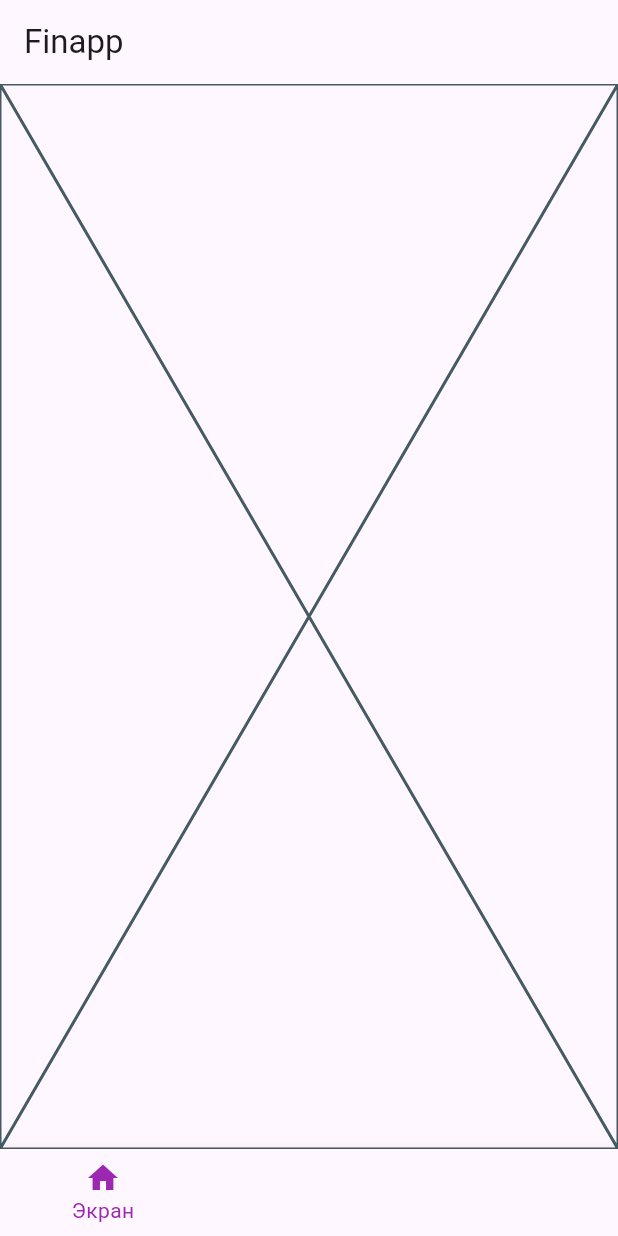
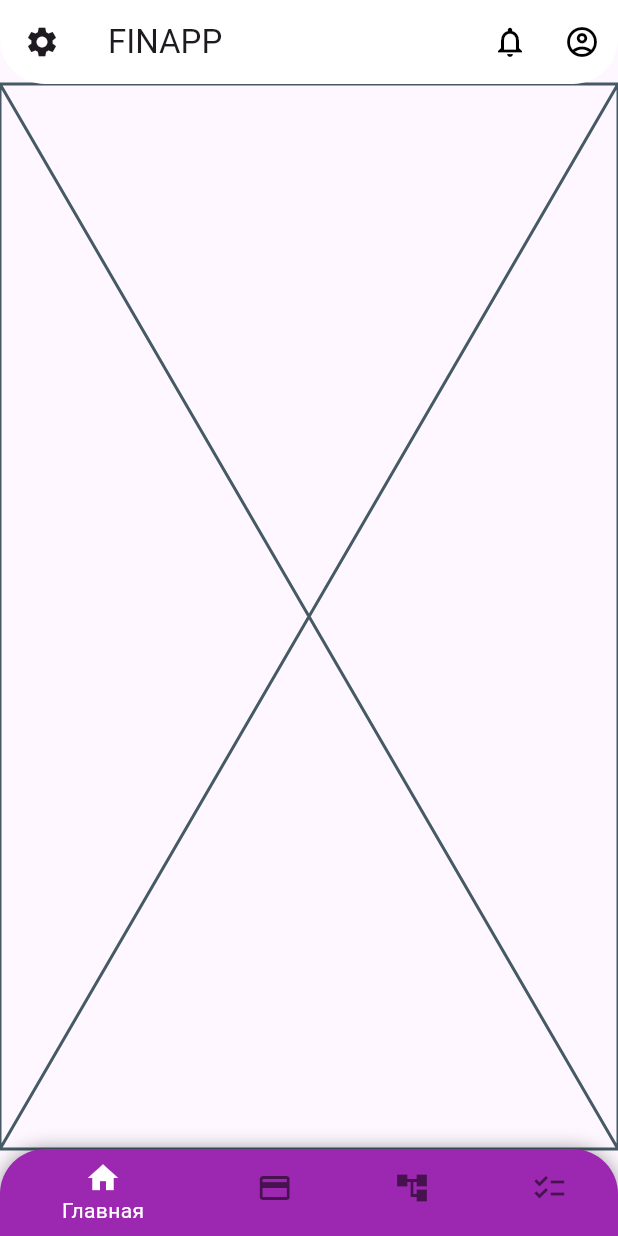
Before and after one commit to mospolytech-finapp/mobile-archive, a Flutter app: the screen it shows after launch, on a phone screen of 412 x 824 dp. Run offline on Flutter 3.47's test engine with Material 2 defaults, Android fonts, the phone set to English and light mode, and no system bars; our stand-ins replace dio, flutter_secure_storage, flutter_svg, sizer; statements that could not run were skipped.

Commit message:
AppBar & BottomBar из макета

```diff
--- a/lib/app/pages/homepage/homepage_page.dart
+++ b/lib/app/pages/homepage/homepage_page.dart
@@ -1,7 +1,7 @@
-import 'package:flutter/material.dart';
 import 'package:finapp/app/pages/homepage/pages/empty/empty.dart';
 import 'package:finapp/app/pages/homepage/pages/targets/targetspage_page.dart';
 import 'package:finapp/app/pages/homepage/pages/transactions/transactionspage_page.dart';
+import 'package:flutter/material.dart';
 
 class HomePage extends StatefulWidget {
   const HomePage({super.key});
@@ -20,30 +20,84 @@ class _HomePageState extends State<HomePage> {
   }
 
   final List _screens = [
-    Empty(),
-    TransactionsPage(),
-    Empty(),
-    TargetsPage(),
+    const Empty(),
+    const TransactionsPage(),
+    const Empty(),
+    const TargetsPage(),
   ];
 
   @override
   Widget build(BuildContext context) {
     return Scaffold(
       appBar: AppBar(
-        title: Text("Finapp"),
+        backgroundColor: Colors.white,
+        shape: const RoundedRectangleBorder(
+          borderRadius: BorderRadius.vertical(
+            bottom: Radius.circular(30),
+          ),
+        ),
+        title: const Text("FINAPP"),
+        actions: [
+          IconButton(
+            onPressed: () {},
+            color: Colors.black,
+            icon: const Icon(Icons.notifications_none),
+          ),
+          IconButton(
+            onPressed: () {},
+            color: Colors.black,
+            icon: const Icon(Icons.account_circle_outlined),
+          ),
+        ],
+        leading: IconButton(
+          onPressed: () {},
+          icon: const Icon(Icons.settings),
+        ),
       ),
       body: _screens[_selectedIndex],
-      bottomNavigationBar: BottomNavigationBar(
-        fixedColor: Colors.purple,
-        currentIndex: _selectedIndex,
-        onTap: _changeIndex,
-        items: [
-          BottomNavigationBarItem(icon: Icon(Icons.home), label: 'Экран'),
-          BottomNavigationBarItem(icon: Icon(Icons.home), label: 'Экран'),
-          BottomNavigationBarItem(icon: Icon(Icons.home), label: 'Экран'),
-          BottomNavigationBarItem(icon: Icon(Icons.home), label: 'Экран'),
-        ],
-      ),
+      bottomNavigationBar: Theme(
+          data: Theme.of(context).copyWith(
+              // sets the background color of the `BottomNavigationBar`
+              canvasColor: Colors.purple,
+
+              // sets the active color of the `BottomNavigationBar` if `Brightness` is light
+              primaryColor: Colors.red,
+              textTheme: Theme.of(context)
+                  .textTheme
+                  .copyWith(caption: const TextStyle(color: Colors.yellow))),
+          // sets the inactive color of the `BottomNavigationBar`
+          child: Container(
+              decoration: const BoxDecoration(
+                borderRadius: BorderRadius.only(
+                    topRight: Radius.circular(30),
+                    topLeft: Radius.circular(30)),
+                boxShadow: [
+                  BoxShadow(
+                      color: Colors.black38, spreadRadius: 0, blurRadius: 10),
+                ],
+              ),
+              child: ClipRRect(
+                borderRadius: const BorderRadius.only(
+                  topLeft: Radius.circular(30.0),
+                  topRight: Radius.circular(30.0),
+                ),
+                child: BottomNavigationBar(
+                  selectedItemColor: Colors.white,
+                  useLegacyColorScheme: false,
+                  currentIndex: _selectedIndex,
+                  onTap: _changeIndex,
+                  items: const [
+                    BottomNavigationBarItem(
+                        icon: Icon(Icons.home), label: 'Главная'),
+                    BottomNavigationBarItem(
+                        icon: Icon(Icons.credit_card), label: 'Транзакции'),
+                    BottomNavigationBarItem(
+                        icon: Icon(Icons.account_tree), label: 'БДР'),
+                    BottomNavigationBarItem(
+                        icon: Icon(Icons.checklist), label: 'Цели'),
+                  ],
+                ),
+              ))),
     );
   }
 }
```
